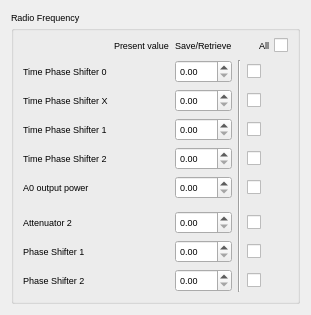
Qt form src/widgets/ui/snapshot_radiofrequency.ui (srgblnch/LinacGUI) before a commit.
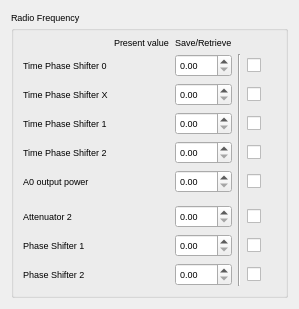
The same form after that commit. Custom widgets are drawn as their Qt base class.

Diff of the .ui file:
```diff
--- a/src/widgets/ui/snapshot_radiofrequency.ui
+++ b/src/widgets/ui/snapshot_radiofrequency.ui
@@ -6,8 +6,8 @@
    <rect>
     <x>0</x>
     <y>0</y>
-    <width>311</width>
-    <height>277</height>
+    <width>299</width>
+    <height>266</height>
    </rect>
   </property>
   <property name="font">
@@ -39,16 +39,6 @@
         </property>
        </widget>
       </item>
-      <item row="0" column="4">
-       <widget class="QCheckBox" name="ToApplyTitle">
-        <property name="layoutDirection">
-         <enum>Qt::RightToLeft</enum>
-        </property>
-        <property name="text">
-         <string>All</string>
-        </property>
-       </widget>
-      </item>
       <item row="1" column="0">
        <widget class="QLabel" name="TPS0PhaseLabel">
         <property name="layoutDirection">
```
